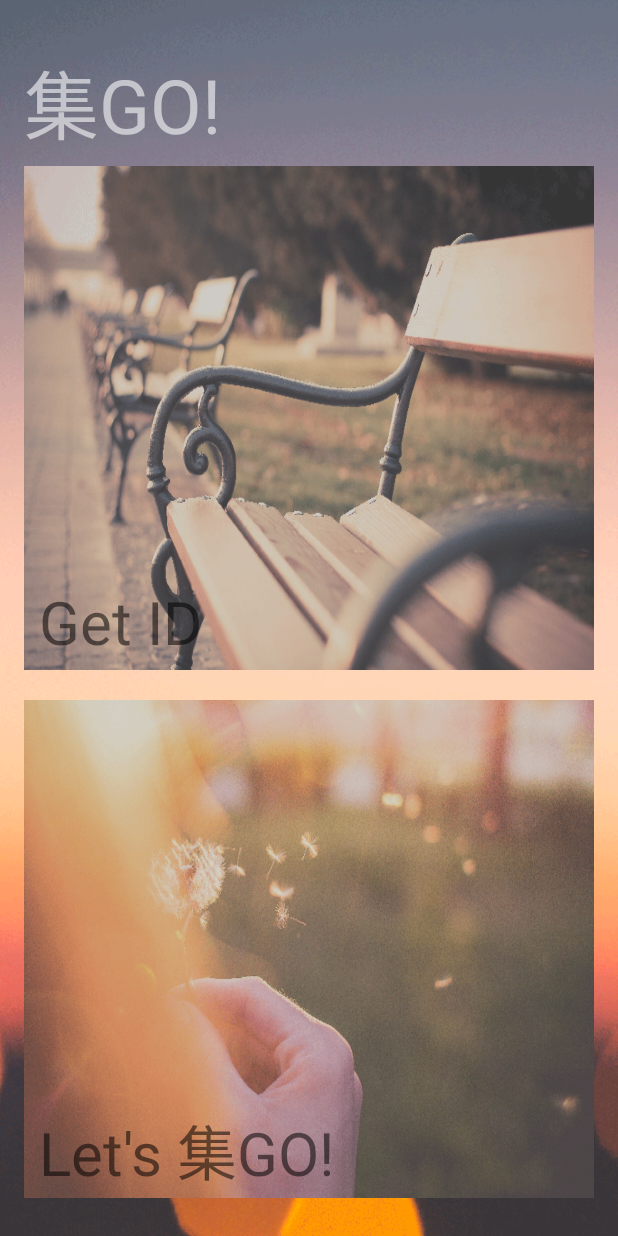
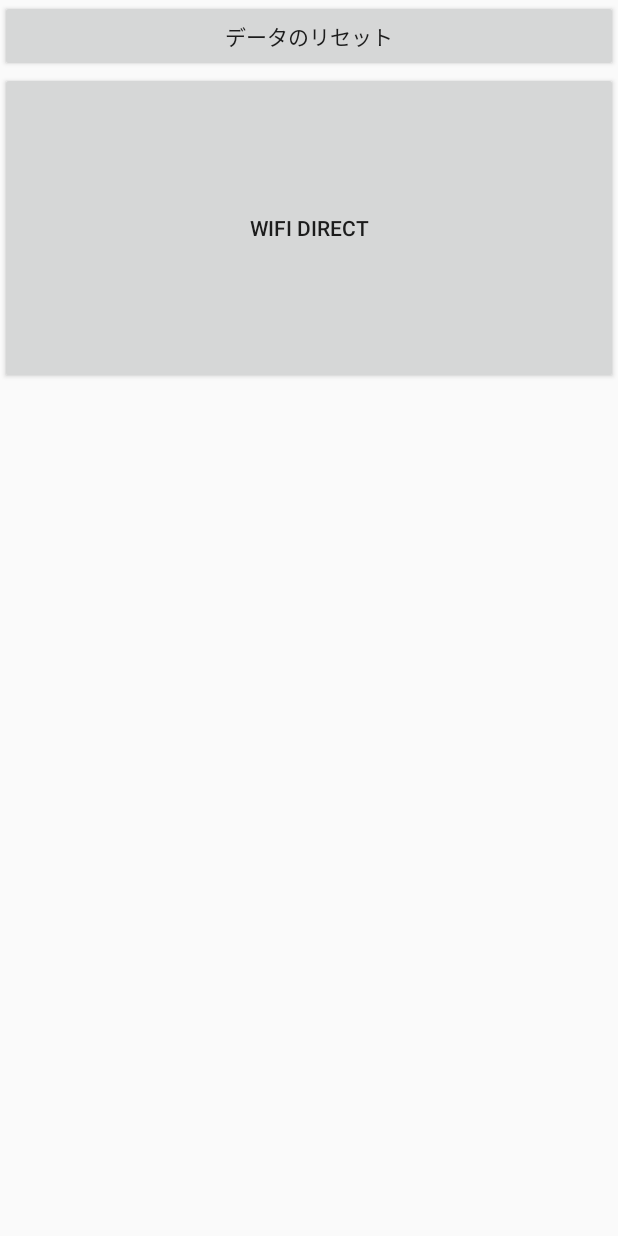
Before and after one commit to kunokuno/SyuGo, an Android app: the screen it shows after launch (StartActivity before the commit, SecretActivity after it), after a tap on an icon or button, on a phone screen of 412 x 824 dp. Run offline under Robolectric (Android 15) with nearby library versions, the phone set to English and light mode, and no system bars; Roboto replaces fonts that are not available here.

Commit message:
バグシュウセイ

```diff
--- a/Syugo/app/src/main/AndroidManifest.xml
+++ b/Syugo/app/src/main/AndroidManifest.xml
@@ -55,6 +55,7 @@
         <activity android:name=".Lookfor.LookActivity"/>
         <activity android:name=".Registor.RegActivity"/>
         <activity android:name=".WiFiDirect.WiFiDirectActivity"/>
+        <activity android:name=".Develop.SecretActivity"/>
     </application>
 
 </manifest>
--- a/Syugo/app/src/main/java/jp/enpitsu/paseri/syugo/Develop/SecretActivity.java
+++ b/Syugo/app/src/main/java/jp/enpitsu/paseri/syugo/Develop/SecretActivity.java
@@ -29,6 +29,7 @@ public class SecretActivity extends Activity {
     @Override
     public void onCreate(Bundle savedInstanceState) {
         super.onCreate(savedInstanceState);
+        setContentView(R.layout.activity_secret);
         app = (SyugoApp) getApplication();
 
         //reset savedata
--- a/Syugo/app/src/main/java/jp/enpitsu/paseri/syugo/Start/StartActivity.java
+++ b/Syugo/app/src/main/java/jp/enpitsu/paseri/syugo/Start/StartActivity.java
@@ -3,6 +3,7 @@ package jp.enpitsu.paseri.syugo.Start;
 import android.app.Activity;
 import android.content.Context;
 import android.content.Intent;
+import android.net.wifi.p2p.WifiP2pManager;
 import android.os.Bundle;
 import android.util.Log;
 import android.view.View;
@@ -45,7 +46,7 @@ public class StartActivity extends Activity {
             try {
                 startActivity(intent_hide);
             } catch (Exception e){
-                Log.d("StartActivity","intent error to WiFiActivity");
+                Log.d("StartActivity","intent error to SecretActivity");
             }
         }
     };
--- a/Syugo/app/src/main/java/jp/enpitsu/paseri/syugo/WiFiDirect/WiFiDirectActivity.java
+++ b/Syugo/app/src/main/java/jp/enpitsu/paseri/syugo/WiFiDirect/WiFiDirectActivity.java
@@ -138,8 +138,8 @@ public class WiFiDirectActivity extends Activity {
 
         Log.d(TAG,"hello");
 
-        //app.setOpponentUserInfo("enpitsublue","n8y6");
-        //app.setSelfUserInfo("enpitsugreen","bh96");
+        //app.setSelfUserInfo("enpitsublue","n8y6");
+        //app.setOpponentUserInfo("enpitsugreen","bh96");
         //app.saveUserInfo();
     }
 
--- a/Syugo/app/src/main/res/layout/activity_secret.xml
+++ b/Syugo/app/src/main/res/layout/activity_secret.xml
@@ -1,7 +1,8 @@
 <?xml version="1.0" encoding="utf-8"?>
 <LinearLayout xmlns:android="http://schemas.android.com/apk/res/android"
     android:orientation="vertical" android:layout_width="match_parent"
-    android:layout_height="match_parent">
+    android:layout_height="match_parent"
+    android:weightSum="1">
 
     <Button
         android:text="データのリセット"
@@ -13,5 +14,6 @@
         android:text="Wifi Direct"
         android:layout_width="match_parent"
         android:layout_height="wrap_content"
-        android:id="@+id/sc_wifi_direct" />
+        android:id="@+id/sc_wifi_direct"
+        android:layout_weight="0.22" />
 </LinearLayout>
```
